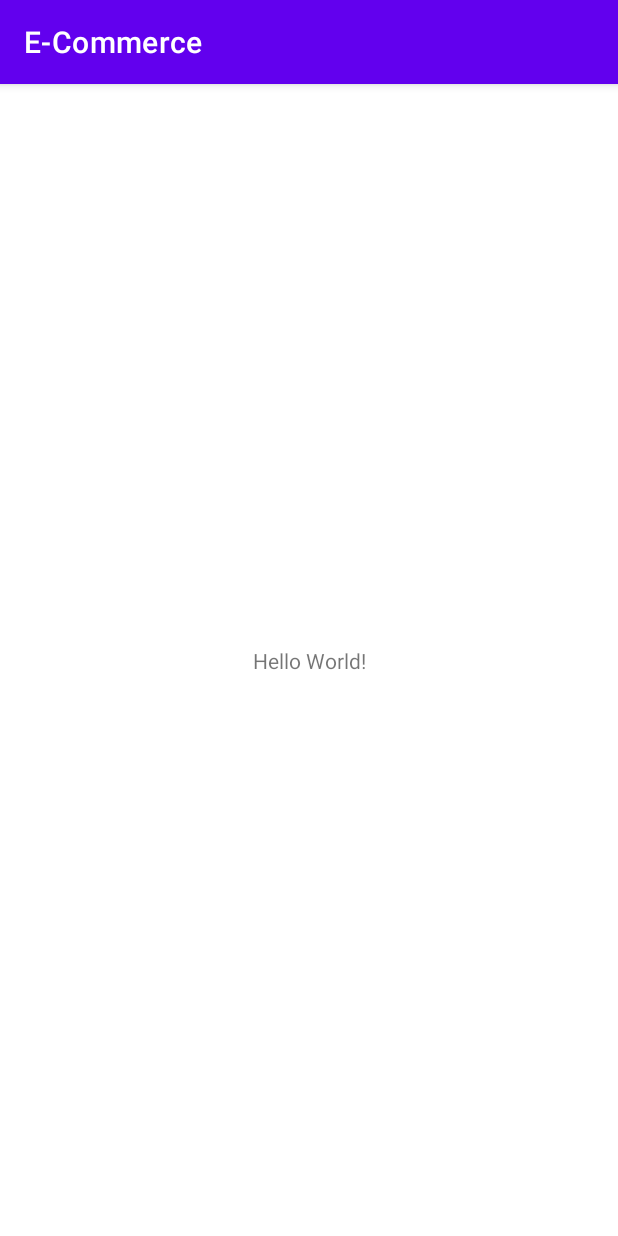
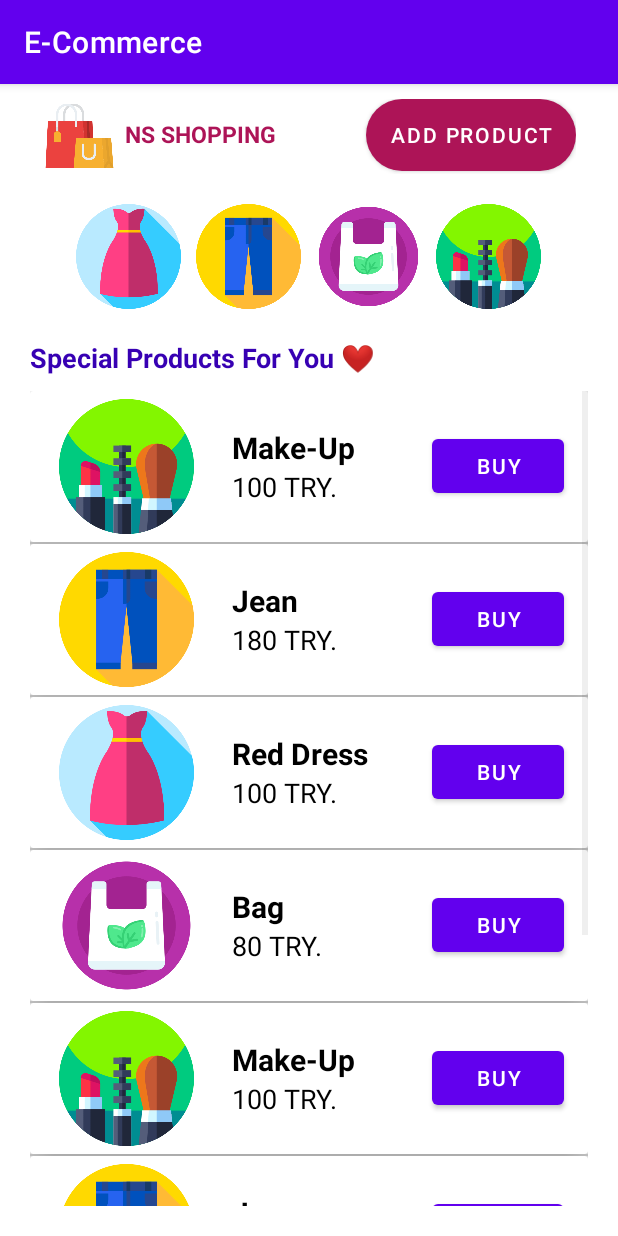
Before and after one commit to nisaefendioglu/E-Commerce, an Android app: the MainActivity screen opened directly, with no data from a screen before it, on a phone screen of 412 x 824 dp. Run offline under Robolectric (Android 15) with nearby library versions, the phone set to English and light mode, and no system bars.

Commit message:
home page edited.

```diff
--- /dev/null
+++ b/app/src/main/java/com/nisaefendioglu/e_commerce/HomeProductAdapter.java
@@ -0,0 +1,53 @@
+package com.nisaefendioglu.e_commerce;
+
+import android.app.Activity;
+import android.content.Context;
+import android.view.LayoutInflater;
+import android.view.View;
+import android.view.ViewGroup;
+import android.widget.BaseAdapter;
+import android.widget.ImageView;
+import android.widget.TextView;
+
+import java.util.ArrayList;
+
+public class HomeProductAdapter extends BaseAdapter {
+
+    private LayoutInflater mInflater;
+    private ArrayList<HomeProductList> mailArrayList;
+
+    public HomeProductAdapter(Activity activity, ArrayList<HomeProductList> gmailArrayList) {
+
+        this.mInflater = (LayoutInflater) activity.getSystemService(Context.LAYOUT_INFLATER_SERVICE);
+        this.mailArrayList = gmailArrayList;
+    }
+
+    @Override
+    public int getCount() {
+        return mailArrayList.size();
+    }
+
+    @Override
+    public Object getItem(int position) {
+        return mailArrayList.get(position);
+    }
+
+    @Override
+    public long getItemId(int position) {
+        return position;
+    }
+
+    @Override
+    public View getView(int position, View convertView, ViewGroup parent) {
+
+        convertView = mInflater.inflate(R.layout.product_item_layout, null);
+        TextView tvProductName =  convertView.findViewById(R.id.tvProductName);
+        TextView tvProductPrice = convertView.findViewById(R.id.tvProductPrice);
+        ImageView imageView = convertView.findViewById(R.id.ivProductImage);
+        HomeProductList mail = mailArrayList.get(position);
+        tvProductName.setText(mail.getName());
+        tvProductPrice.setText(mail.getPrice());
+        imageView.setImageResource(mail.getImage());
+        return convertView;
+    }
+}
--- /dev/null
+++ b/app/src/main/java/com/nisaefendioglu/e_commerce/HomeProductList.java
@@ -0,0 +1,38 @@
+package com.nisaefendioglu.e_commerce;
+
+public class HomeProductList {
+    private String name;
+    private String price;
+    private int image;
+
+    public String getName() {
+        return name;
+    }
+
+    public void setName(String name) {
+        this.name = name;
+    }
+
+    public String getPrice() {
+        return price;
+    }
+
+    public void setPrice(String price) {
+        this.price = price;
+    }
+
+    public int getImage() {
+        return image;
+    }
+
+    public void setImage(int image) {
+        this.image = image;
+    }
+
+    public HomeProductList(String name, String price, int image) {
+        this.name = name;
+        this.price = price;
+        this.image = image;
+
+    }
+}
--- a/app/src/main/java/com/nisaefendioglu/e_commerce/MainActivity.java
+++ b/app/src/main/java/com/nisaefendioglu/e_commerce/MainActivity.java
@@ -1,14 +1,61 @@
 package com.nisaefendioglu.e_commerce;
 
+import androidx.annotation.RequiresApi;
 import androidx.appcompat.app.AppCompatActivity;
 
+import android.os.Build;
 import android.os.Bundle;
+import android.widget.Button;
+import android.widget.ListView;
+
+import java.util.ArrayList;
 
 public class MainActivity extends AppCompatActivity {
 
+    Button b1,b2,b3,b4,add;
+    ListView list_item;
+    final ArrayList<HomeProductList> productLists = new ArrayList<>();
+    @RequiresApi(api = Build.VERSION_CODES.LOLLIPOP)
     @Override
     protected void onCreate(Bundle savedInstanceState) {
         super.onCreate(savedInstanceState);
         setContentView(R.layout.activity_main);
+        init();
+    }
+
+
+    @RequiresApi(api = Build.VERSION_CODES.LOLLIPOP)
+    void init(){
+        b1 = findViewById(R.id.b1);
+        b1.setBackgroundTintList(null);
+
+        b2 = findViewById(R.id.b2);
+        b2.setBackgroundTintList(null);
+
+        b3 = findViewById(R.id.b3);
+        b3.setBackgroundTintList(null);
+
+        b4 = findViewById(R.id.b4);
+        b4.setBackgroundTintList(null);
+
+        add = findViewById(R.id.add);
+
+        list_item = findViewById(R.id.list_item);
+
+        productLists.add(new HomeProductList("Make-Up","100 TRY.",R.drawable.makeup));
+        productLists.add(new HomeProductList("Jean","180 TRY.",R.drawable.jeans));
+        productLists.add(new HomeProductList("Red Dress","100 TRY.",R.drawable.dress));
+        productLists.add(new HomeProductList("Bag","80 TRY.",R.drawable.bag));
+        productLists.add(new HomeProductList("Make-Up","100 TRY.",R.drawable.makeup));
+        productLists.add(new HomeProductList("Jean","180 TRY.",R.drawable.jeans));
+        productLists.add(new HomeProductList("Red Dress","100 TRY.",R.drawable.dress));
+        productLists.add(new HomeProductList("Bag","80 TRY.",R.drawable.bag));
+
+        HomeProductAdapter mailAdapter = new HomeProductAdapter(this, productLists);
+        if (list_item != null) {
+            list_item.setAdapter(mailAdapter);
+        }
+
+
     }
 }
--- /dev/null
+++ b/app/src/main/res/drawable/design.xml
@@ -0,0 +1,20 @@
+<?xml version="1.0" encoding="utf-8"?>
+<shape xmlns:android="http://schemas.android.com/apk/res/android"
+    android:shape="rectangle" >
+
+    <corners
+        android:bottomLeftRadius="30dp"
+        android:bottomRightRadius="30dp"
+        android:radius="60dp"
+        android:topLeftRadius="30dp"
+        android:topRightRadius="30dp" />
+
+    <solid android:color="#AD1457" />
+
+    <padding
+        android:bottom="0dp"
+        android:left="0dp"
+        android:right="0dp"
+        android:top="0dp" />
+
+</shape>
--- a/app/src/main/res/layout/activity_main.xml
+++ b/app/src/main/res/layout/activity_main.xml
@@ -1,18 +1,89 @@
 <?xml version="1.0" encoding="utf-8"?>
-<androidx.constraintlayout.widget.ConstraintLayout xmlns:android="http://schemas.android.com/apk/res/android"
+<LinearLayout xmlns:android="http://schemas.android.com/apk/res/android"
     xmlns:app="http://schemas.android.com/apk/res-auto"
     xmlns:tools="http://schemas.android.com/tools"
     android:layout_width="match_parent"
     android:layout_height="match_parent"
+    android:orientation="vertical"
+    android:layout_margin="10dp"
     tools:context=".MainActivity">
+
+    <LinearLayout
+        android:layout_width="wrap_content"
+        android:layout_height="wrap_content"
+        android:layout_gravity="center">
+
+    <ImageView
+        android:layout_width="50dp"
+        android:layout_height="50dp"
+        android:background="@drawable/shopping"/>
 
     <TextView
         android:layout_width="wrap_content"
         android:layout_height="wrap_content"
-        android:text="Hello World!"
-        app:layout_constraintBottom_toBottomOf="parent"
-        app:layout_constraintLeft_toLeftOf="parent"
-        app:layout_constraintRight_toRightOf="parent"
-        app:layout_constraintTop_toTopOf="parent" />
+        android:text="NS SHOPPING"
+        android:layout_marginLeft="5dp"
+        android:textColor="#AD1457"
+        android:gravity="center"
+        android:textSize="15dp"
+        android:textStyle="bold" />
 
-</androidx.constraintlayout.widget.ConstraintLayout>
+    <Button
+        android:id="@+id/add"
+        android:layout_width="wrap_content"
+        android:layout_height="wrap_content"
+        android:layout_marginLeft="60dp"
+        android:text="Add Product"
+        android:background="@drawable/design"
+        app:backgroundTint="#AD1457" />
+    </LinearLayout>
+
+    <LinearLayout
+    android:layout_width="wrap_content"
+    android:layout_height="wrap_content"
+    android:layout_gravity="center"
+    android:layout_marginTop="20dp"    >
+    <Button
+        android:id="@+id/b1"
+        android:layout_width="70dp"
+        android:layout_height="70dp"
+        android:background="@drawable/dress"
+        />
+    <Button
+        android:id="@+id/b2"
+        android:layout_width="70dp"
+        android:layout_height="70dp"
+        android:layout_marginLeft="10dp"
+        android:background="@drawable/jeans"
+        />
+    <Button
+        android:id="@+id/b3"
+        android:layout_width="70dp"
+        android:layout_height="70dp"
+        android:layout_marginLeft="10dp"
+        android:background="@drawable/bag"
+        />
+    <Button
+        android:id="@+id/b4"
+        android:layout_width="70dp"
+        android:layout_height="70dp"
+        android:layout_marginLeft="10dp"
+        android:background="@drawable/makeup"
+        />
+</LinearLayout>
+    <TextView
+        android:layout_width="match_parent"
+        android:layout_height="wrap_content"
+        android:layout_marginTop="20dp"
+        android:layout_marginLeft="10dp"
+        android:textColor="@color/purple_700"
+        android:textSize="18dp"
+        android:textStyle="bold"
+        android:text="Special Products For You ❤️"/>
+    <ListView
+        android:id="@+id/list_item"
+        android:layout_margin="10dp"
+        android:layout_width="wrap_content"
+        android:layout_height="wrap_content"/>
+
+</LinearLayout>
--- /dev/null
+++ b/app/src/main/res/layout/product_item_layout.xml
@@ -0,0 +1,77 @@
+<?xml version="1.0" encoding="utf-8"?>
+<androidx.cardview.widget.CardView xmlns:android="http://schemas.android.com/apk/res/android"
+    android:layout_width="match_parent"
+    android:layout_height="wrap_content"
+    xmlns:app="http://schemas.android.com/apk/res-auto"
+    android:layout_marginTop="20dp"
+    android:layout_marginStart="15dp"
+    android:layout_marginEnd="15dp"
+    android:layout_marginBottom="5dp"
+    app:cardElevation="15dp"
+
+    >
+    <RelativeLayout
+        android:layout_width="match_parent"
+        android:layout_height="match_parent">
+
+        <LinearLayout
+            android:layout_width="match_parent"
+            android:layout_height="wrap_content"
+            android:orientation="horizontal"
+            android:weightSum="3">
+
+            <LinearLayout
+                android:layout_width="0dp"
+                android:layout_height="match_parent"
+                android:layout_margin="5dp"
+                android:layout_weight="1"
+                android:gravity="center">
+
+                <ImageView
+                    android:id="@+id/ivProductImage"
+                    android:layout_width="90dp"
+                    android:layout_height="90dp"
+                    android:scaleType="fitXY"
+
+                    />
+
+            </LinearLayout>
+
+            <LinearLayout
+                android:layout_width="0dp"
+                android:layout_height="match_parent"
+                android:layout_weight="4"
+                android:layout_marginStart="5dp"
+                android:gravity="center"
+                android:orientation="vertical"
+                android:layout_marginLeft="5dp">
+
+                <TextView
+                    android:id="@+id/tvProductName"
+                    android:layout_width="match_parent"
+                    android:layout_height="wrap_content"
+                    android:text="product name"
+                    android:textSize="20dp"
+                    android:textStyle="bold"
+                    android:textColor="@color/black"/>
+
+                <TextView
+                    android:id="@+id/tvProductPrice"
+                    android:layout_width="match_parent"
+                    android:layout_height="wrap_content"
+                    android:text="product price"
+                    android:textSize="18dp"
+                    android:textColor="@color/black"/>
+
+                <Button
+                    android:layout_width="wrap_content"
+                    android:layout_height="wrap_content"
+                    android:layout_marginLeft="-60dp"
+                    android:layout_marginTop="-50dp"
+                    android:text="BUY"/>
+
+            </LinearLayout>
+        </LinearLayout>
+    </RelativeLayout>
+
+</androidx.cardview.widget.CardView>
```
Also changed, not shown: app/src/main/res/drawable/bag.png (added), app/src/main/res/drawable/dress.png (added), app/src/main/res/drawable/jeans.png (added), app/src/main/res/drawable/makeup.png (added).
